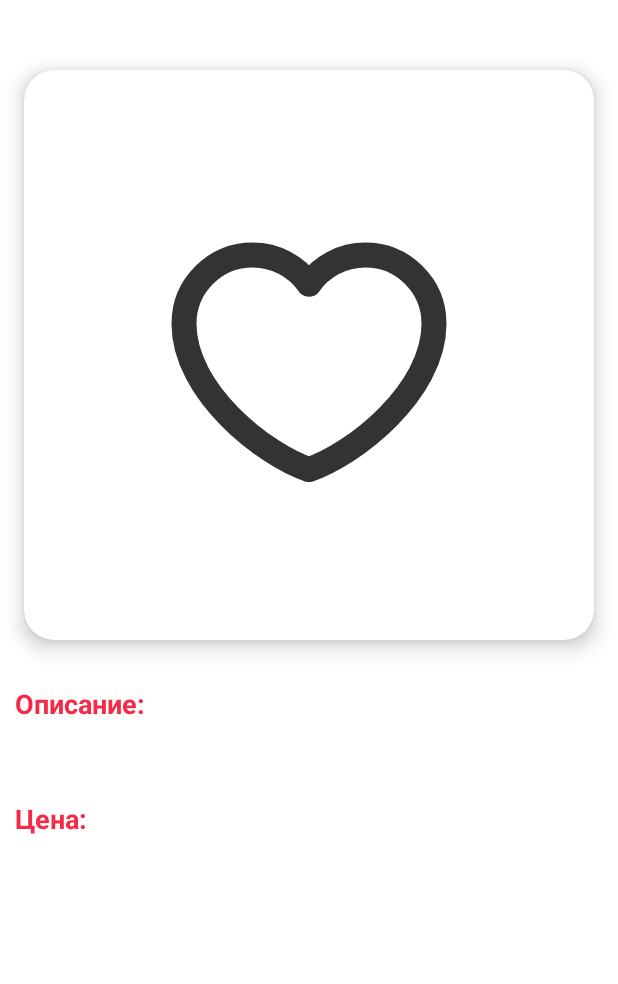
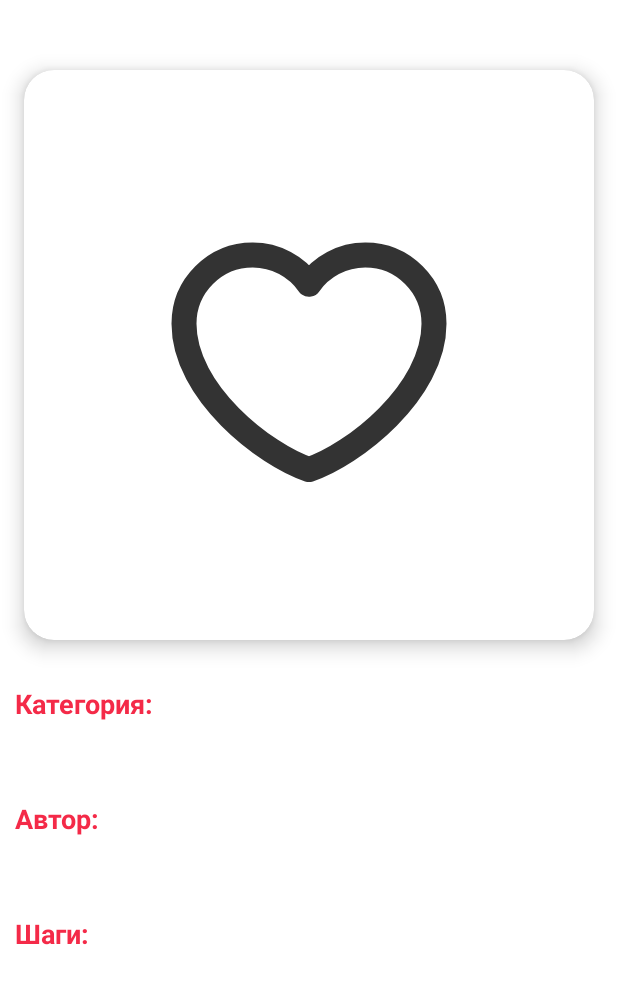
Before and after one commit to ITmonah/EdokMobile, an Android app: the DetailedActivity screen opened directly, with no data from a screen before it, on a phone screen of 412 x 824 dp. Shown: the top 984 px of the screen. Run offline under Robolectric (Android 15) with nearby library versions, the phone set to English and light mode, and no system bars; pictures from the network do not load; 2 statements that could not run were skipped.

Commit message:
fix detailed_activity

```diff
--- a/app/src/main/res/layout/activity_detailed.xml
+++ b/app/src/main/res/layout/activity_detailed.xml
@@ -1,16 +1,25 @@
 <?xml version="1.0" encoding="utf-8"?>
-<ScrollView xmlns:android="http://schemas.android.com/apk/res/android"
+<androidx.constraintlayout.widget.ConstraintLayout xmlns:android="http://schemas.android.com/apk/res/android"
     xmlns:app="http://schemas.android.com/apk/res-auto"
     xmlns:tools="http://schemas.android.com/tools"
     android:layout_width="match_parent"
-    android:layout_height="match_parent">
+    android:layout_height="wrap_content">
+
+    <ScrollView
+        android:layout_width="match_parent"
+        android:layout_height="match_parent"
+        app:layout_constraintBottom_toBottomOf="parent"
+        app:layout_constraintEnd_toEndOf="parent"
+        app:layout_constraintStart_toStartOf="parent"
+        app:layout_constraintTop_toTopOf="parent">
 
         <LinearLayout
             android:id="@+id/main"
             android:layout_width="match_parent"
-    android:layout_height="wrap_content"
+            android:layout_height="match_parent"
             android:orientation="vertical"
             tools:context=".DetailedActivity">
+
 
             <TextView
                 android:id="@+id/detailName"
@@ -21,8 +30,7 @@
                 android:gravity="center"
                 android:textColor="#F42A48"
                 android:textSize="24sp"
-        android:textStyle="bold">
-    </TextView>
+                android:textStyle="bold"></TextView>
 
             <androidx.cardview.widget.CardView
                 android:id="@+id/cardImage"
@@ -46,10 +54,11 @@
                 android:layout_height="wrap_content"
                 android:layout_marginStart="10dp"
                 android:layout_marginTop="30dp"
-        android:text="Описание:"
+                android:text="Категория:"
                 android:textColor="#F42A48"
                 android:textSize="18sp"
                 android:textStyle="bold" />
+
             <TextView
                 android:id="@+id/detailDes"
                 android:layout_width="match_parent"
@@ -58,13 +67,12 @@
                 android:textSize="16sp" />
 
 
-
             <TextView
                 android:layout_width="wrap_content"
                 android:layout_height="wrap_content"
                 android:layout_marginStart="10dp"
                 android:layout_marginTop="30dp"
-        android:text="Цена:"
+                android:text="Автор:"
                 android:textColor="#F42A48"
                 android:textSize="18sp"
                 android:textStyle="bold" />
@@ -76,5 +84,23 @@
                 android:layout_marginStart="10dp"
                 android:textSize="16sp" />
 
+            <TextView
+                android:layout_width="wrap_content"
+                android:layout_height="wrap_content"
+                android:layout_marginStart="10dp"
+                android:layout_marginTop="30dp"
+                android:text="Шаги:"
+                android:textColor="#F42A48"
+                android:textSize="18sp"
+                android:textStyle="bold" />
+
+
+            <ListView
+                android:id="@+id/stepList"
+                android:layout_width="match_parent"
+                android:layout_height="wrap_content"
+                android:layout_marginStart="10dp" />
+
         </LinearLayout>
     </ScrollView>
+</androidx.constraintlayout.widget.ConstraintLayout>
```
Also changed, not shown: app/src/main/java/com/example/edokmobile/DetailedActivity.java (+42 -17 lines), app/src/main/java/com/example/edokmobile/ui/recipes/RecipesFragment.java (+2 -19 lines), app/src/main/res/layout/step_items.xml (added, +8 -0 lines). Lines whose indentation alone changed are shown as unchanged.
